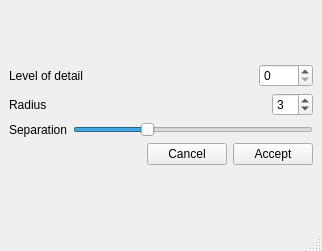
First picture: the form in cassandra/uis/Settings.ui, repository xrubio/pandora, before the edit.
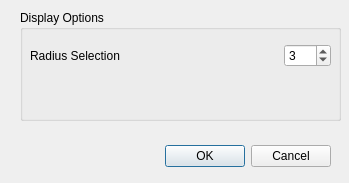
Second picture: the form after the edit.

Commit message: + general app settings

Diff of the .ui file:
```diff
--- a/cassandra/uis/Settings.ui
+++ b/cassandra/uis/Settings.ui
@@ -1,169 +1,92 @@
 <?xml version="1.0" encoding="UTF-8"?>
 <ui version="4.0">
  <class>Settings</class>
- <widget class="QMainWindow" name="Settings">
+ <widget class="QDialog" name="Settings">
   <property name="geometry">
    <rect>
     <x>0</x>
     <y>0</y>
-    <width>322</width>
-    <height>251</height>
+    <width>349</width>
+    <height>183</height>
    </rect>
   </property>
   <property name="windowTitle">
    <string>Settings</string>
   </property>
-  <property name="animated">
-   <bool>false</bool>
-  </property>
-  <widget class="QWidget" name="centralwidget">
-   <layout class="QGridLayout" name="gridLayout_2">
-    <item row="0" column="0">
-     <layout class="QGridLayout" name="gridLayout">
-      <item row="0" column="1">
-       <layout class="QHBoxLayout" name="horizontalLayout">
-        <item>
-         <widget class="QLabel" name="label">
-          <property name="text">
-           <string>Level of detail</string>
-          </property>
-         </widget>
-        </item>
-        <item>
-         <spacer name="horizontalSpacer">
-          <property name="orientation">
-           <enum>Qt::Horizontal</enum>
-          </property>
-          <property name="sizeHint" stdset="0">
-           <size>
-            <width>40</width>
-            <height>20</height>
-           </size>
-          </property>
-         </spacer>
-        </item>
-        <item>
-         <widget class="QSpinBox" name="LODspinBox">
-          <property name="maximum">
-           <number>1000</number>
-          </property>
-         </widget>
-        </item>
-       </layout>
-      </item>
-      <item row="11" column="1">
-       <layout class="QHBoxLayout" name="horizontalLayout_2">
-        <item>
-         <spacer name="horizontalSpacer_2">
-          <property name="orientation">
-           <enum>Qt::Horizontal</enum>
-          </property>
-          <property name="sizeHint" stdset="0">
-           <size>
-            <width>100</width>
-            <height>20</height>
-           </size>
-          </property>
-         </spacer>
-        </item>
-        <item>
-         <widget class="QPushButton" name="cancel">
-          <property name="text">
-           <string>Cancel</string>
-          </property>
-         </widget>
-        </item>
-        <item>
-         <widget class="QPushButton" name="accept">
-          <property name="text">
-           <string>Accept</string>
-          </property>
-         </widget>
-        </item>
-       </layout>
-      </item>
-      <item row="1" column="1">
-       <layout class="QHBoxLayout" name="horizontalLayout_3">
-        <item>
-         <widget class="QLabel" name="label_2">
-          <property name="text">
-           <string>Radius</string>
-          </property>
-         </widget>
-        </item>
-        <item>
-         <spacer name="horizontalSpacer_3">
-          <property name="orientation">
-           <enum>Qt::Horizontal</enum>
-          </property>
-          <property name="sizeHint" stdset="0">
-           <size>
-            <width>40</width>
-            <height>20</height>
-           </size>
-          </property>
-         </spacer>
-        </item>
-        <item>
-         <widget class="QSpinBox" name="spinBox">
-          <property name="minimum">
-           <number>1</number>
-          </property>
-          <property name="value">
-           <number>3</number>
-          </property>
-         </widget>
-        </item>
-       </layout>
-      </item>
-      <item row="3" column="1">
-       <layout class="QHBoxLayout" name="horizontalLayout_5">
-        <item>
-         <widget class="QLabel" name="label_3">
-          <property name="text">
-           <string>Separation</string>
-          </property>
-         </widget>
-        </item>
-        <item>
-         <widget class="QSlider" name="horizontalSlider">
-          <property name="minimum">
-           <number>1</number>
-          </property>
-          <property name="maximum">
-           <number>1000</number>
-          </property>
-          <property name="singleStep">
-           <number>5</number>
-          </property>
-          <property name="sliderPosition">
-           <number>300</number>
-          </property>
-          <property name="tracking">
-           <bool>true</bool>
-          </property>
-          <property name="orientation">
-           <enum>Qt::Horizontal</enum>
-          </property>
-         </widget>
-        </item>
-       </layout>
-      </item>
-     </layout>
-    </item>
-   </layout>
+  <widget class="QDialogButtonBox" name="buttonBox">
+   <property name="geometry">
+    <rect>
+     <x>130</x>
+     <y>140</y>
+     <width>201</width>
+     <height>32</height>
+    </rect>
+   </property>
+   <property name="orientation">
+    <enum>Qt::Horizontal</enum>
+   </property>
+   <property name="standardButtons">
+    <set>QDialogButtonBox::Cancel|QDialogButtonBox::Ok</set>
+   </property>
   </widget>
-  <widget class="QMenuBar" name="menubar">
+  <widget class="QGroupBox" name="groupBox">
    <property name="geometry">
     <rect>
-     <x>0</x>
-     <y>0</y>
-     <width>322</width>
-     <height>25</height>
+     <x>20</x>
+     <y>10</y>
+     <width>321</width>
+     <height>111</height>
     </rect>
    </property>
+   <property name="title">
+    <string>Display Options</string>
+   </property>
+   <widget class="QWidget" name="horizontalLayoutWidget">
+    <property name="geometry">
+     <rect>
+      <x>10</x>
+      <y>20</y>
+      <width>301</width>
+      <height>51</height>
+     </rect>
+    </property>
+    <layout class="QHBoxLayout" name="horizontalLayout">
+     <item>
+      <widget class="QLabel" name="label">
+       <property name="text">
+        <string>Radius Selection</string>
+       </property>
+      </widget>
+     </item>
+     <item>
+      <spacer name="horizontalSpacer">
+       <property name="orientation">
+        <enum>Qt::Horizontal</enum>
+       </property>
+       <property name="sizeHint" stdset="0">
+        <size>
+         <width>40</width>
+         <height>20</height>
+        </size>
+       </property>
+      </spacer>
+     </item>
+     <item>
+      <widget class="QSpinBox" name="radiusSelection">
+       <property name="minimum">
+        <number>1</number>
+       </property>
+       <property name="maximum">
+        <number>100</number>
+       </property>
+       <property name="value">
+        <number>3</number>
+       </property>
+      </widget>
+     </item>
+    </layout>
+   </widget>
   </widget>
-  <widget class="QStatusBar" name="statusbar"/>
  </widget>
  <resources/>
  <connections>
```
Left out of the diff: 81 changed lines with no effect on the pictures. The commit also changes 1 other file.
